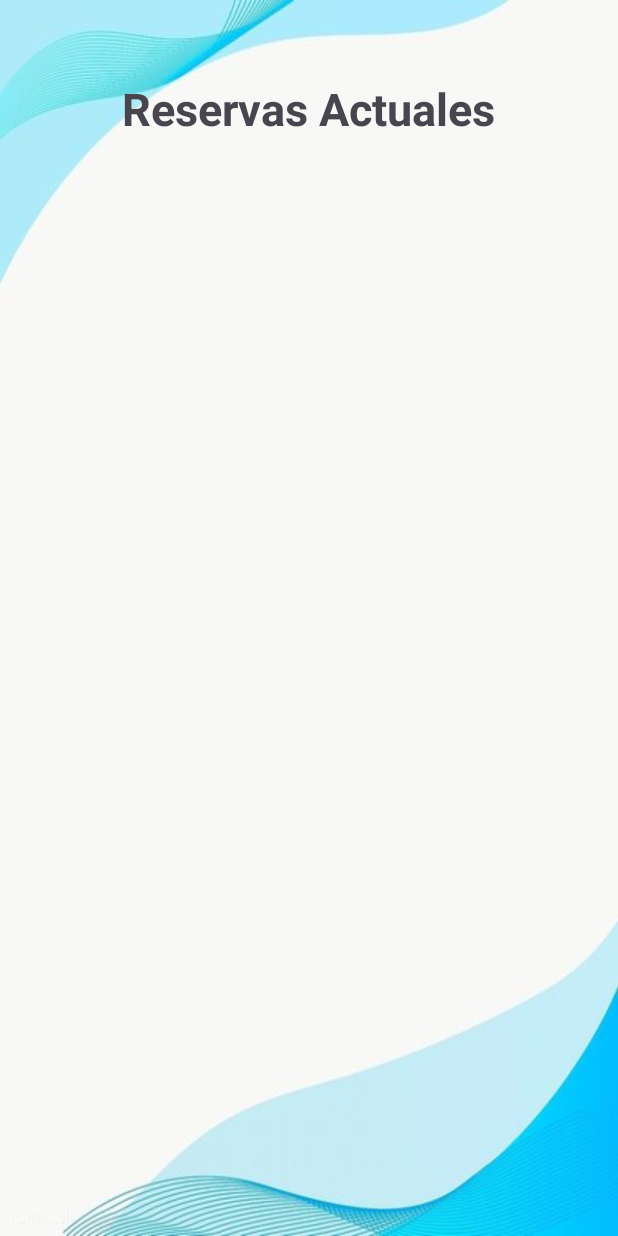
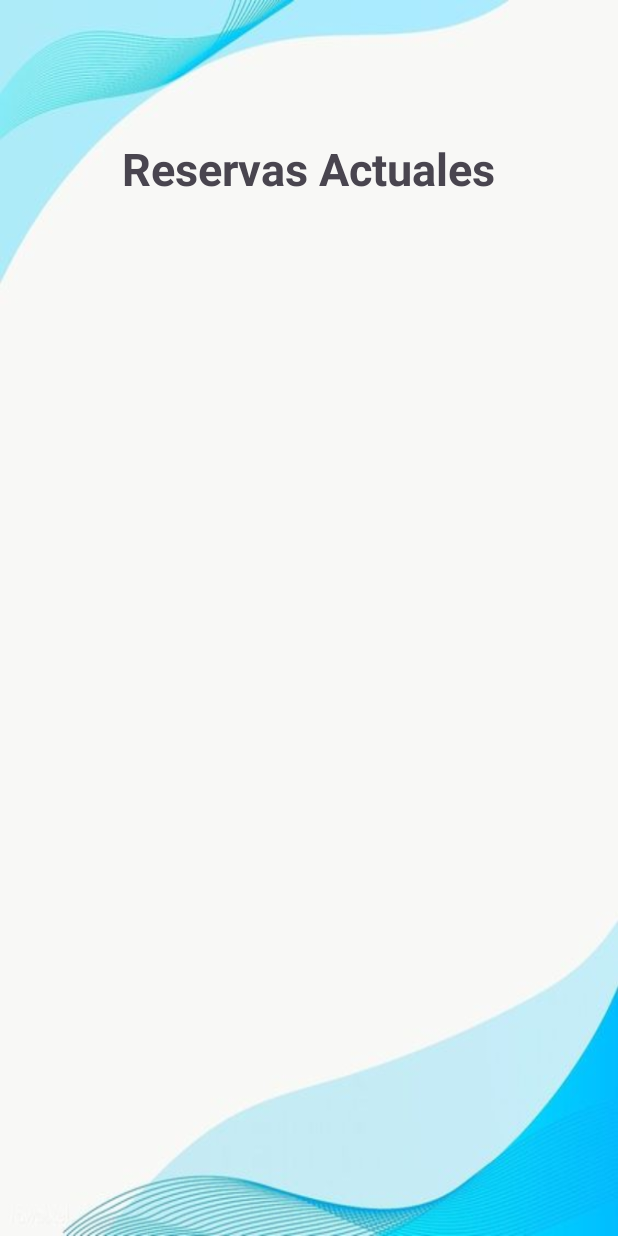
Before and after one commit to JosethAlarcon/Agenda_Pro, an Android app: the Reservas screen opened directly, with no data from a screen before it, on a phone screen of 412 x 824 dp. Run offline under Robolectric (Android 15) with nearby library versions, the phone set to English and light mode, and no system bars.

```diff
--- a/app/src/main/res/layout/activity_reservas.xml
+++ b/app/src/main/res/layout/activity_reservas.xml
@@ -12,7 +12,7 @@
         android:id="@+id/textView4"
         android:layout_width="wrap_content"
         android:layout_height="wrap_content"
-        android:layout_marginTop="52dp"
+        android:layout_marginTop="92dp"
         android:text="Reservas Actuales"
         android:textSize="30dp"
         android:textStyle="bold"
```
